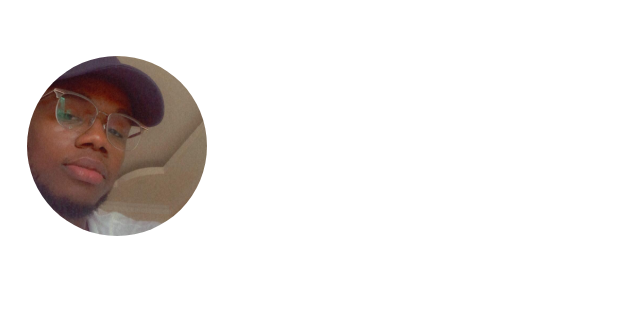
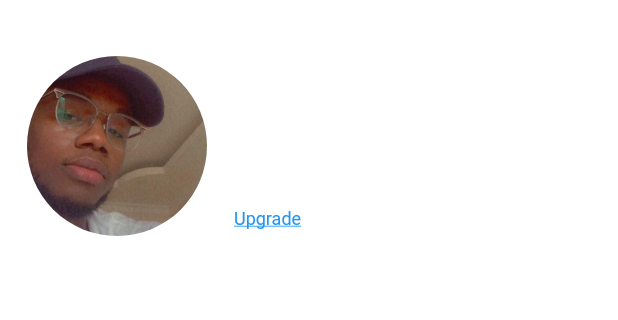
Before and after one commit to Rubinaldod/terera_, a Flutter app: the screen it shows after launch, swiped to page 4, on a phone screen of 412 x 824 dp, the part 31-351 px from its top. Run offline on Flutter 3.47's test engine with Material 2 defaults, Android fonts, the phone set to English and light mode, and no system bars.

Commit message:
upgrade link on dashboard, lol

```diff
--- a/lib/screens/dashboard.dart
+++ b/lib/screens/dashboard.dart
@@ -1,3 +1,4 @@
+import 'package:flutter/gestures.dart';
 import 'package:flutter/material.dart';
 import 'package:flutter/cupertino.dart';
 import 'package:terera_starter/widgets/middleScroll.dart';
@@ -115,6 +116,32 @@ class _DashboardState extends State<Dashboard> {
                                         ),
                                       ),
                                     ),
+                                    Padding(
+                                      padding: const EdgeInsets.all(8.0),
+                                      child: Container(
+                                        alignment:
+                                            AlignmentDirectional.topStart,
+                                        margin:
+                                            EdgeInsets.only(top: 8, left: 10),
+                                        child: RichText(
+                                          text: TextSpan(
+                                            text: 'Upgrade',
+                                            style: TextStyle(
+                                              color: Colors.blue,
+                                              decoration:
+                                                  TextDecoration.underline,
+                                              fontWeight: FontWeight.normal,
+                                              fontSize: 12,
+                                            ),
+                                            recognizer: TapGestureRecognizer()
+                                              ..onTap = () async {
+                                                final url =
+                                                    'https://www.google.com';
+                                              },
+                                          ),
+                                        ),
+                                      ),
+                                    ),
                                   ],
                                 ),
                               ),
```
